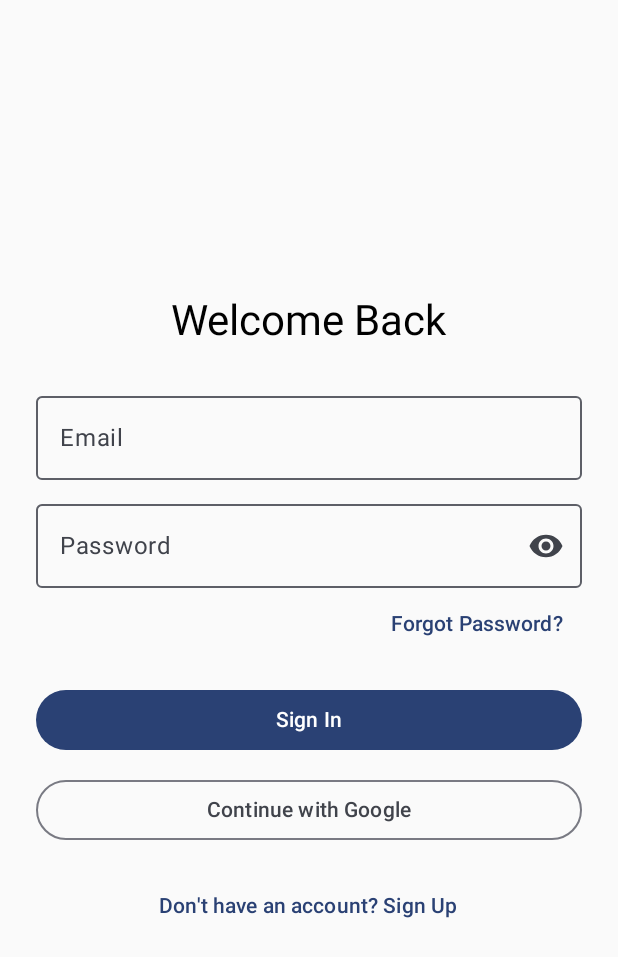
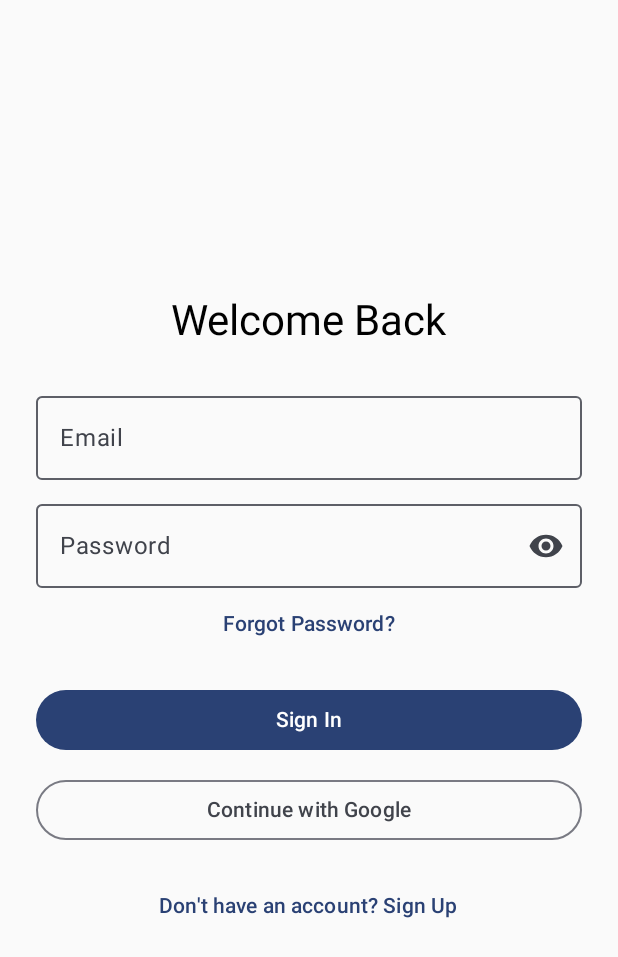
Before and after one commit to darius-gheorghe/LogeOn, an Android app built with Jetpack Compose: the screen it shows after launch (MainActivity), on a phone screen of 412 x 824 dp. Shown: the top 957 px of the screen. Run offline under Robolectric (Android 15) with nearby library versions, the phone set to English and light mode, and no system bars; our stand-ins replace Dagger/Hilt's generated code, Firebase (no records; nobody signed in at launch, a user with empty details on screens opened directly); libraries missing offline, so code that uses them is left out: androidx.hilt.lifecycle.

Commit message:
Fixed Forgot password button layout bug, now it is centered horizontally.

```diff
--- a/app/src/main/java/com/sapphyx/logeon/ui/composable/screens/login/LoginScreen.kt
+++ b/app/src/main/java/com/sapphyx/logeon/ui/composable/screens/login/LoginScreen.kt
@@ -192,16 +192,13 @@ object LoginScreen :
         isLoading: Boolean,
         processUiAction: (action: LoginScreenAction) -> Unit
     ) {
-        Box(modifier = Modifier.fillMaxWidth()) {
         TextButton(
             onClick = {
                 processUiAction(LoginScreenAction.NavigateToForgotPasswordClick)
             },
             enabled = !isLoading,
-                modifier = Modifier.align(Alignment.CenterEnd)
         ) {
             Text(stringResource(R.string.login_screen_forgot_password))
-            }
         }
     }
 
```
Lines whose indentation alone changed are shown as unchanged.
